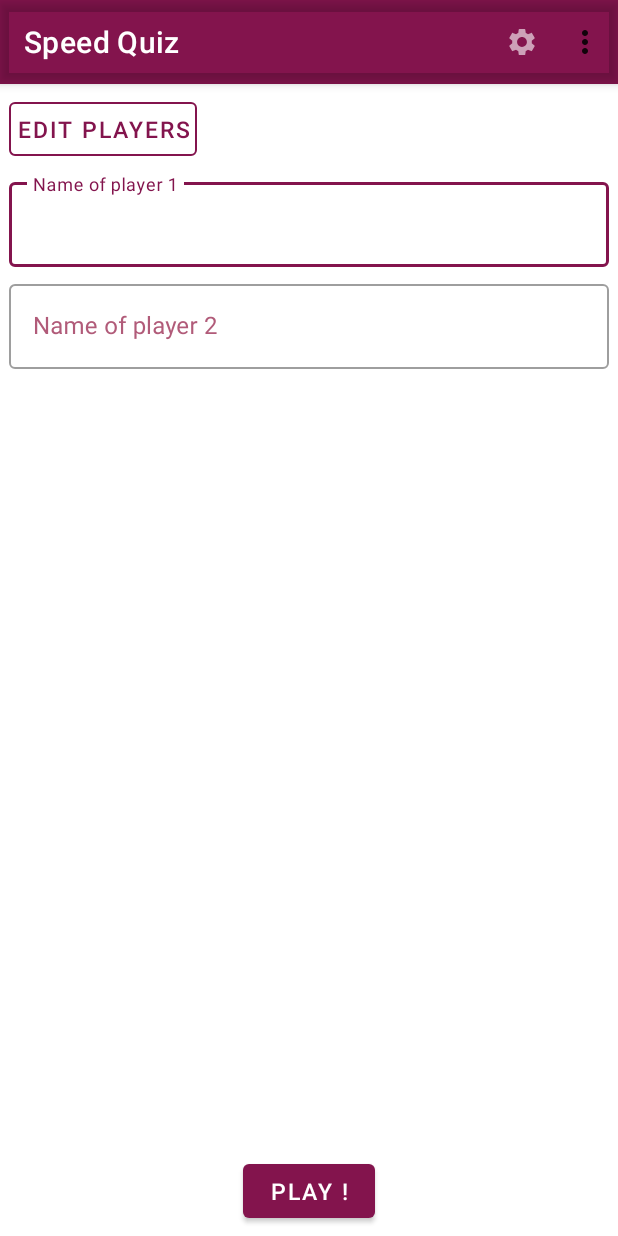
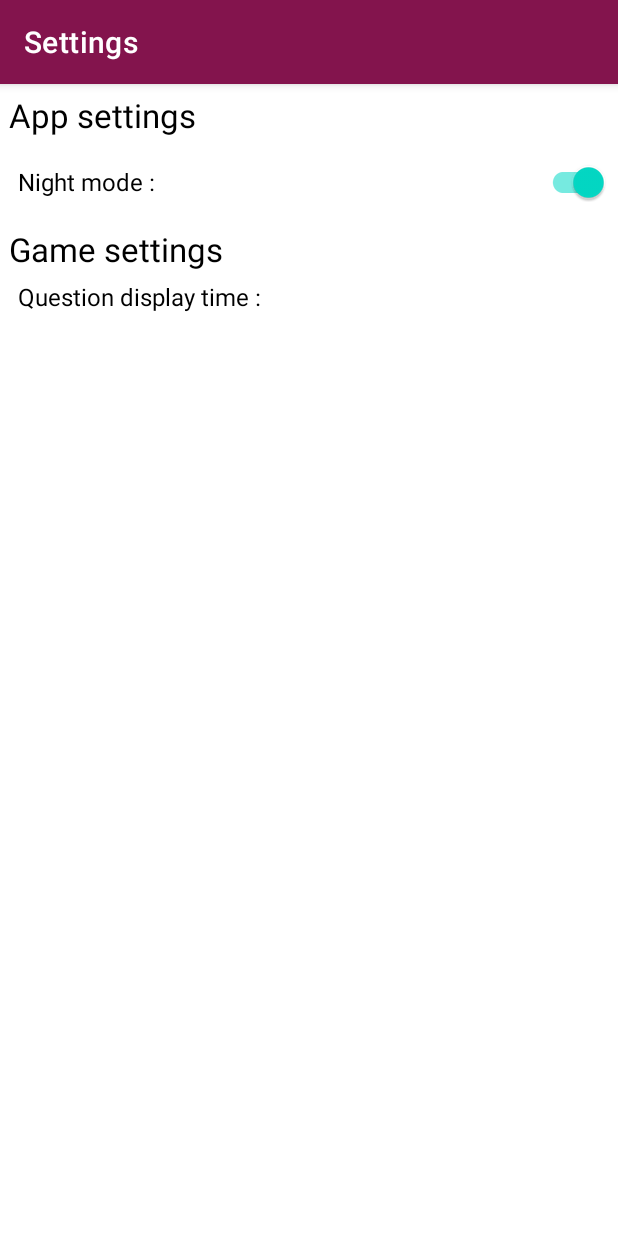
Before and after one commit to divtec-cejef/Noah-Blattner-Speed-Quiz, an Android app: the screen it shows after launch (MainActivity), after a tap on "Settings", on a phone screen of 412 x 824 dp. Run offline under Robolectric (Android 15) with nearby library versions, the phone set to English and light mode, and no system bars; 1 other tap on this screen came first.

Commit message:
Added settings overlay

```diff
--- a/app/src/main/AndroidManifest.xml
+++ b/app/src/main/AndroidManifest.xml
@@ -9,9 +9,6 @@
         android:roundIcon="@mipmap/ic_launcher_round"
         android:supportsRtl="true"
         android:theme="@style/Theme.SQ">
-        <activity
-            android:name=".SettingsActivity"
-            android:exported="false" />
         <activity
             android:name=".GameActivity"
             android:exported="false" />
--- a/app/src/main/java/com/blatnoa/speed_quiz/MainActivity.java
+++ b/app/src/main/java/com/blatnoa/speed_quiz/MainActivity.java
@@ -2,11 +2,13 @@ package com.blatnoa.speed_quiz;
 
 import androidx.appcompat.app.AppCompatActivity;
 import androidx.appcompat.widget.Toolbar;
+import androidx.constraintlayout.widget.ConstraintLayout;
 
 import android.content.Intent;
 import android.os.Bundle;
 import android.view.Menu;
 import android.view.MenuInflater;
+import android.view.MenuItem;
 import android.view.View;
 import android.widget.Button;
 import android.widget.EditText;
@@ -22,6 +24,8 @@ public class MainActivity extends AppCompatActivity {
     private EditText player1Edit;
     private EditText player2Edit;
 
+    ConstraintLayout settingsOverlay;
+
     @Override
     protected void onCreate(Bundle savedInstanceState) {
         super.onCreate(savedInstanceState);
@@ -29,6 +33,9 @@ public class MainActivity extends AppCompatActivity {
 
         Toolbar mainToolbar = findViewById(R.id.main_toolbar);
         setSupportActionBar(mainToolbar);
+
+        settingsOverlay = findViewById(R.id.settings_overlay);
+        settingsOverlay.setVisibility(View.GONE);
 
         editPlayersButton = findViewById(R.id.main_button_edit_players);
         playButton = findViewById(R.id.main_button_play);
@@ -76,4 +83,21 @@ public class MainActivity extends AppCompatActivity {
         menuInflater.inflate(R.menu.main_menu, menu);
         return true;
     }
+
+    @Override
+    public boolean onOptionsItemSelected(MenuItem item) {
+        switch (item.getItemId()) {
+            case R.id.main_action_settings:
+                settingsOverlay.setVisibility(View.VISIBLE);
+                break;
+            case R.id.main_action_night_mode:
+                break;
+            default:
+                super.onOptionsItemSelected(item);
+        }
+
+        return true;
+    }
+
+
 }
--- a/app/src/main/java/com/blatnoa/speed_quiz/SettingsActivity.java
+++ /dev/null
@@ -1,14 +0,0 @@
-package com.blatnoa.speed_quiz;
-
-import androidx.appcompat.app.AppCompatActivity;
-
-import android.os.Bundle;
-
-public class SettingsActivity extends AppCompatActivity {
-
-    @Override
-    protected void onCreate(Bundle savedInstanceState) {
-        super.onCreate(savedInstanceState);
-        setContentView(R.layout.activity_settings);
-    }
-}
--- a/app/src/main/res/layout/activity_main.xml
+++ b/app/src/main/res/layout/activity_main.xml
@@ -1,24 +1,29 @@
 <?xml version="1.0" encoding="utf-8"?>
-<androidx.constraintlayout.widget.ConstraintLayout xmlns:android="http://schemas.android.com/apk/res/android"
+<RelativeLayout
+    xmlns:android="http://schemas.android.com/apk/res/android"
     xmlns:app="http://schemas.android.com/apk/res-auto"
     xmlns:tools="http://schemas.android.com/tools"
     android:layout_width="match_parent"
     android:layout_height="match_parent"
     tools:context=".MainActivity">
 
+    <androidx.constraintlayout.widget.ConstraintLayout
+        android:layout_width="match_parent"
+        android:layout_height="match_parent">
+
         <com.google.android.material.appbar.AppBarLayout
             android:id="@+id/main_menu"
             app:layout_constraintTop_toTopOf="parent"
             android:layout_width="match_parent"
             android:layout_height="wrap_content"
+            android:elevation="5dp"
             android:backgroundTint="@color/colorPrimary">
 
             <com.google.android.material.appbar.MaterialToolbar
+                android:id="@+id/main_toolbar"
                 app:titleTextColor="@color/white"
-            android:id="@+id/main_toolbar"
                 android:layout_width="match_parent"
                 android:layout_height="?attr/actionBarSize"
-            android:elevation="5dp"
                 android:theme="@style/ThemeOverlay.AppCompat.ActionBar"
                 app:popupTheme="@style/ThemeOverlay.AppCompat.Light"
                 />
@@ -78,3 +83,75 @@
             app:layout_constraintEnd_toEndOf="parent"/>
 
     </androidx.constraintlayout.widget.ConstraintLayout>
+
+    <!--********************************************************
+    Settings
+    *********************************************************-->
+    <androidx.constraintlayout.widget.ConstraintLayout
+        android:id="@+id/settings_overlay"
+        android:layout_width="match_parent"
+        android:layout_height="match_parent"
+        android:background="@color/white"
+        android:visibility="visible">
+
+        <com.google.android.material.appbar.AppBarLayout
+            android:id="@+id/settings_menu"
+            app:layout_constraintTop_toTopOf="parent"
+            android:layout_width="match_parent"
+            android:layout_height="wrap_content"
+            android:elevation="5dp"
+            android:backgroundTint="@color/colorPrimary">
+
+            <com.google.android.material.appbar.MaterialToolbar
+                android:id="@+id/settings_toolbar"
+                app:titleTextColor="@color/white"
+                app:title="@string/settings_title"
+                android:layout_width="match_parent"
+                android:layout_height="?attr/actionBarSize"
+                android:theme="@style/ThemeOverlay.AppCompat.ActionBar"
+                app:popupTheme="@style/ThemeOverlay.AppCompat.Light"
+                />
+
+        </com.google.android.material.appbar.AppBarLayout>
+
+        <TextView
+            android:id="@+id/settings_app_settings"
+            android:layout_width="match_parent"
+            android:layout_height="wrap_content"
+            android:text="@string/settings_app_settings"
+            android:textColor="@color/black"
+            android:textSize="@dimen/text_h2"
+            android:layout_margin="@dimen/component_spacing"
+            app:layout_constraintTop_toBottomOf="@id/settings_menu"
+            />
+
+        <com.google.android.material.switchmaterial.SwitchMaterial
+            style="@style/Speed_Quiz.Settings.Option"
+            android:id="@+id/settings_app_night_mode"
+            android:layout_width="match_parent"
+            android:layout_height="wrap_content"
+            android:checked="true"
+            android:text="@string/settings_app_night_mode"
+            app:layout_constraintTop_toBottomOf="@id/settings_app_settings"/>
+
+        <TextView
+            android:id="@+id/settings_game_settings"
+            android:layout_width="match_parent"
+            android:layout_height="wrap_content"
+            android:text="@string/settings_game_settings"
+            android:textColor="@color/black"
+            android:textSize="@dimen/text_h2"
+            android:layout_margin="@dimen/component_spacing"
+            app:layout_constraintTop_toBottomOf="@id/settings_app_night_mode"
+            />
+
+        <TextView
+            style="@style/Speed_Quiz.Settings.Option"
+            android:layout_width="match_parent"
+            android:layout_height="wrap_content"
+            android:text="@string/settings_question_time"
+            app:layout_constraintTop_toBottomOf="@id/settings_game_settings"
+            />
+
+    </androidx.constraintlayout.widget.ConstraintLayout>
+</RelativeLayout>
--- a/app/src/main/res/layout/activity_settings.xml
+++ /dev/null
@@ -1,9 +0,0 @@
-<?xml version="1.0" encoding="utf-8"?>
-<androidx.constraintlayout.widget.ConstraintLayout xmlns:android="http://schemas.android.com/apk/res/android"
-    xmlns:app="http://schemas.android.com/apk/res-auto"
-    xmlns:tools="http://schemas.android.com/tools"
-    android:layout_width="match_parent"
-    android:layout_height="match_parent"
-    tools:context=".SettingsActivity">
-
-</androidx.constraintlayout.widget.ConstraintLayout>
--- a/app/src/main/res/menu/main_menu.xml
+++ b/app/src/main/res/menu/main_menu.xml
@@ -2,12 +2,12 @@
 <menu xmlns:android="http://schemas.android.com/apk/res/android"
     xmlns:app="http://schemas.android.com/apk/res-auto">
     <item
-        android:id="@+id/main_menu_settings"
+        android:id="@+id/main_action_settings"
         android:title="@string/main_menu_settings"
         android:icon="@drawable/ic_settings"
         app:showAsAction="ifRoom"/>
     <item
-        android:id="@+id/main_menu_nightMode"
+        android:id="@+id/main_action_night_mode"
         android:title="@string/main_menu_night_mode"
         android:icon="@drawable/ic_night_mode"
         app:showAsAction="never"/>
--- a/app/src/main/res/values/colors.xml
+++ b/app/src/main/res/values/colors.xml
@@ -6,6 +6,7 @@
     <color name="teal_200">#FF03DAC5</color>
     <color name="teal_700">#FF018786</color>
     <color name="black">#FF000000</color>
+    <color name="light_grey">#CCCCCC</color>
     <color name="white">#FFFFFFFF</color>
 
     <color name="colorPrimary">#83144D</color>
--- a/app/src/main/res/values/dimen.xml
+++ b/app/src/main/res/values/dimen.xml
@@ -4,4 +4,10 @@
     <dimen name="component_spacing">6dp</dimen>
     <dimen name="button_padding">5dp</dimen>
     <dimen name="button_text_size">15sp</dimen>
+    <!-- Text -->
+    <dimen name="text_h1">26sp</dimen>
+    <dimen name="text_h2">22sp</dimen>
+    <dimen name="text_h3">16sp</dimen>
+    <!-- Settings -->
+    <dimen name="options_start_margin">12dp</dimen>
 </resources>
--- a/app/src/main/res/values/strings.xml
+++ b/app/src/main/res/values/strings.xml
@@ -10,5 +10,12 @@
     <string name="button_edit_players">Edit players</string>
     <string name="button_start">Play !</string>
     <string name="edit_player1">Name of player 1</string>
-    <string name="edit_player2">Name of player 2</string>
+    <string name="edit_player2">Name of player 2</string>$
+
+    <!-- Settings -->
+    <string name="settings_title">Settings</string>
+    <string name="settings_app_settings">App settings</string>
+    <string name="settings_app_night_mode">Night mode :</string>
+    <string name="settings_game_settings">Game settings</string>
+    <string name="settings_question_time">Question display time :</string>
 </resources>
--- a/app/src/main/res/values/style.xml
+++ b/app/src/main/res/values/style.xml
@@ -24,4 +24,13 @@
         <item name="android:layout_margin">@dimen/component_spacing</item>
         <item name="android:textColorHint">@color/textColorPrimary</item>
     </style>
+    <!-- Settings -->
+    <style name="Speed_Quiz.Settings.Option" parent="Widget.AppCompat.TextView">
+        <item name="android:textSize">@dimen/text_h3</item>
+        <item name="android:textColor">@color/black</item>
+        <item name="android:layout_marginStart">@dimen/options_start_margin</item>
+        <item name="android:layout_marginEnd">@dimen/component_spacing</item>
+        <item name="android:layout_marginTop">@dimen/component_spacing</item>
+        <item name="android:layout_marginBottom">@dimen/component_spacing</item>
+    </style>
 </resources>
```
Also changed, not shown: 1 other file. Lines whose indentation alone changed are shown as unchanged.
